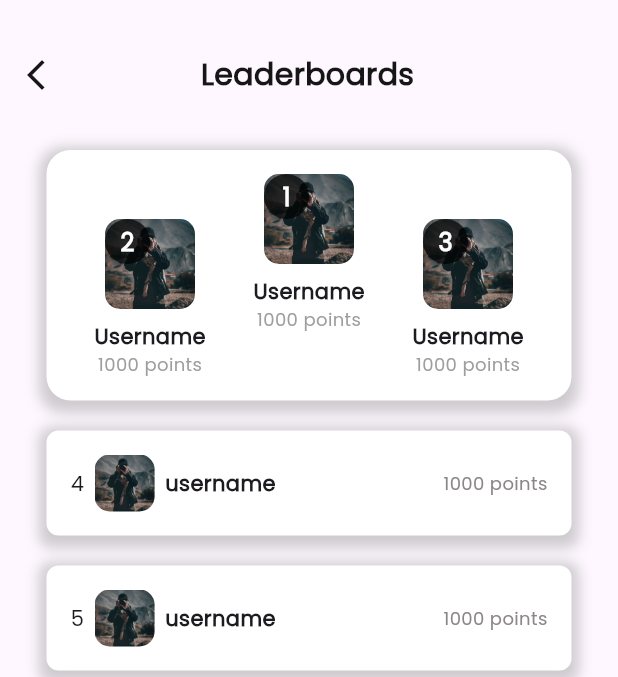
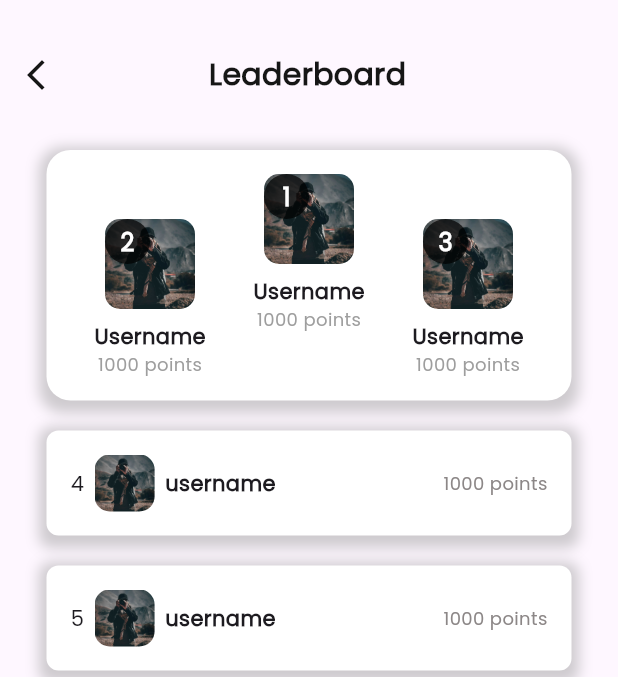
Before and after one commit to kenzzhie/WordQuest, a Flutter app: the Leaderboard screen opened directly, on a phone screen of 412 x 824 dp, the part 84-761 px from its top. Run offline on Flutter 3.47's test engine with Material 3 defaults, Android fonts, the light colour scheme and no system bars.

Commit message:
Update leaderboard.dart

```diff
--- a/lib/leaderboard.dart
+++ b/lib/leaderboard.dart
@@ -71,7 +71,7 @@ class _LeaderboardState extends State<Leaderboard> {
                         ),
                       )),
                   Text(
-                    'Leaderboards',
+                    'Leaderboard',
                     textAlign: TextAlign.center,
                     style: TextStyle(
                       color: AppColors.b,
```
